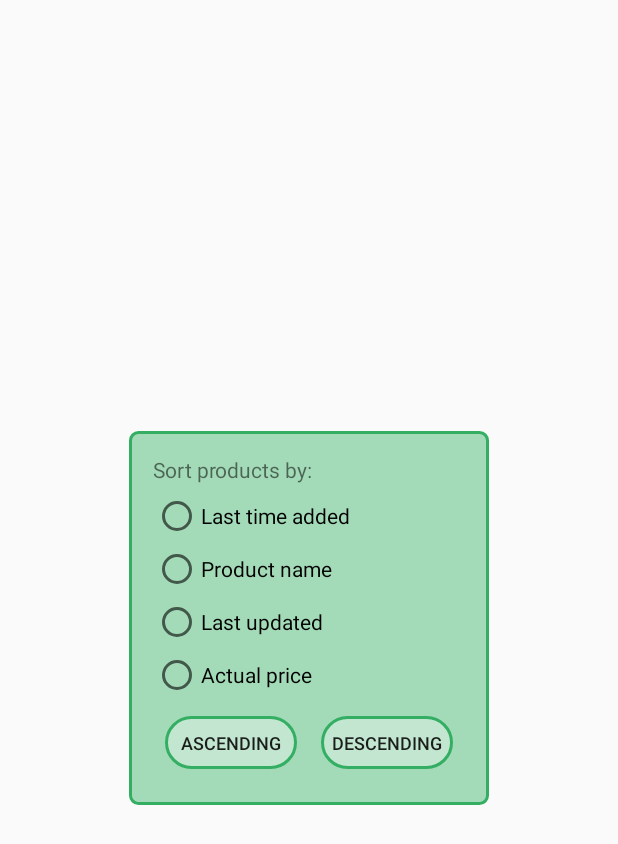
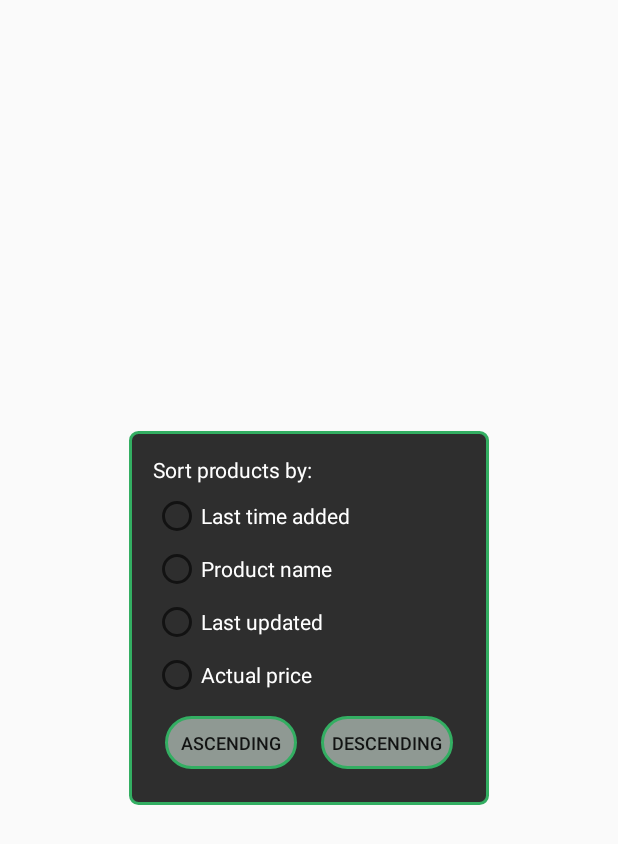
Before and after one commit to david3355/Foxhound, an Android app: the layout sort_popup.xml on its own in the app's theme, with its tools: preview values and no code run, on a phone screen of 412 x 824 dp. Shown: the top 844 px of the screen. Run offline under Robolectric (Android 15) with nearby library versions, the phone set to English and light mode, and no system bars.

Commit message:
Change sort settings style

```diff
--- a/app/src/main/res/drawable/sort_settings_background.xml
+++ b/app/src/main/res/drawable/sort_settings_background.xml
@@ -5,6 +5,6 @@
     <corners
         android:radius="5dp" />
 
-    <solid android:color="@color/colorSpringGreenLight"  />
+    <solid android:color="#D0000000"  />
 
 </shape>
--- a/app/src/main/res/layout/sort_popup.xml
+++ b/app/src/main/res/layout/sort_popup.xml
@@ -18,6 +18,7 @@
             android:layout_height="wrap_content"
             android:layout_marginBottom="5dp"
             android:text="Sort products by:"
+            android:textColor="@color/colorWhite"
             />
 
         <RadioButton
@@ -25,14 +26,16 @@
             android:layout_width="match_parent"
             android:layout_height="wrap_content"
             android:layout_marginBottom="3dp"
-            android:text="Last time added"/>
+            android:text="Last time added"
+            android:textColor="@color/colorWhite"/>
 
         <RadioButton
             android:id="@+id/sort_product_name"
             android:layout_width="match_parent"
             android:layout_height="wrap_content"
             android:layout_marginBottom="3dp"
-            android:text="Product name"/>
+            android:text="Product name"
+            android:textColor="@color/colorWhite"/>
 
 
         <RadioButton
@@ -40,14 +43,16 @@
             android:layout_width="match_parent"
             android:layout_height="wrap_content"
             android:layout_marginBottom="3dp"
-            android:text="Last updated"/>
+            android:text="Last updated"
+            android:textColor="@color/colorWhite"/>
 
         <RadioButton
             android:id="@+id/sort_actual_price"
             android:layout_width="match_parent"
             android:layout_height="wrap_content"
             android:layout_marginBottom="3dp"
-            android:text="Actual price"/>
+            android:text="Actual price"
+            android:textColor="@color/colorWhite"/>
 
 
     </RadioGroup>
```
